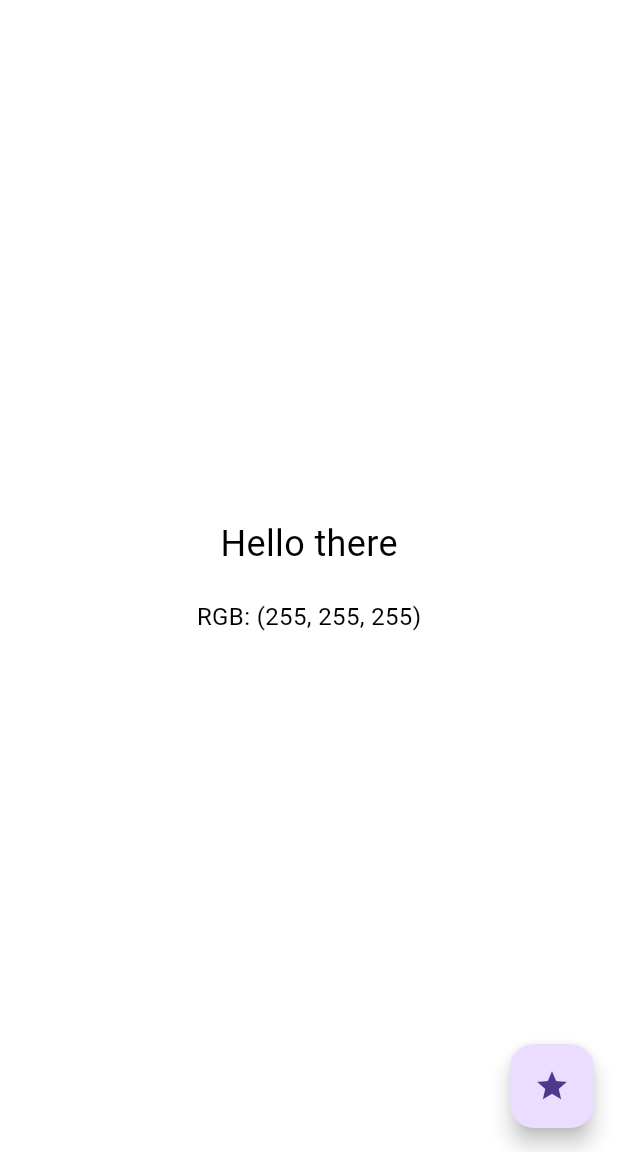
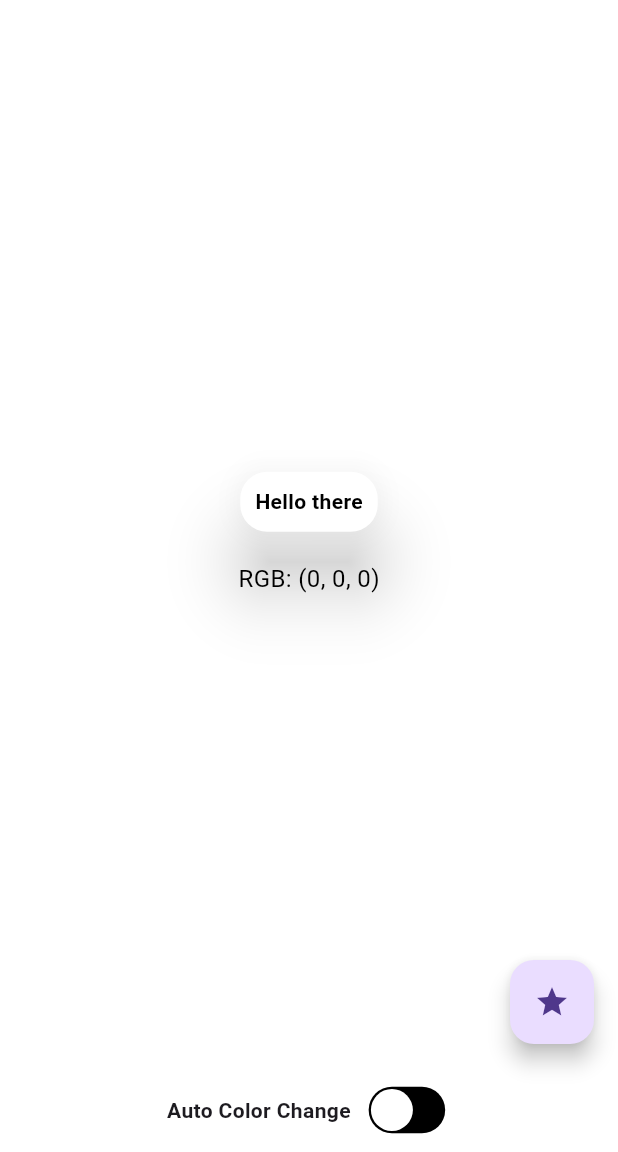
Before and after one commit to diopisemou/solid_color_test, a Flutter app: the screen it shows after launch, on a phone screen of 412 x 824 dp, the part 84-1236 px from its top. Run offline on Flutter 3.47's test engine with Material 3 defaults, Android fonts, the phone set to English and light mode, and no system bars; our stand-ins replace flutter_bloc, flutter_screenutil, freezed_annotation.

Commit message:
Add BloC capabilities and auto color change feature to the app.

```diff
--- /dev/null
+++ b/lib/app/presentation/color_changing_screen.dart
@@ -0,0 +1,112 @@
+import 'package:flutter/cupertino.dart';
+import 'package:flutter/material.dart';
+import 'package:flutter_bloc/flutter_bloc.dart';
+import 'package:solid_color_test/bloc/color_bloc.dart';
+import 'package:solid_color_test/bloc/color_event.dart';
+import 'package:solid_color_test/bloc/color_state.dart';
+
+/// ColorChangingScreen class
+class ColorChangingScreen extends StatelessWidget {
+  /// Constructor for ColorChangingScreen
+  const ColorChangingScreen({super.key});
+
+  @override
+  Widget build(BuildContext context) {
+    return BlocBuilder<ColorBloc, ColorState>(
+      builder: (context, state) {
+        if (state.isLoading) {
+          return const Scaffold(
+            body: Center(
+              child: CircularProgressIndicator(),
+            ),
+          );
+        }
+        return GestureDetector(
+            onTap: () =>
+                context.read<ColorBloc>().add(ColorEvent.changeColor()),
+            child: Scaffold(
+                appBar: AppBar(
+                  // TRY THIS: Try changing the color here to a specific color (to
+                  // Colors.amber, perhaps?) and trigger a hot reload to see the AppBar
+                  // change color while the other colors stay the same.
+                  backgroundColor: Theme.of(context).colorScheme.inversePrimary,
+                  // Here we take the value from the MyHomePage object that was created
+                  // by the App.build method, and use it to set our appbar title.
+                  title: Text(state.colorPageTile),
+                ),
+                backgroundColor: state.backgroundColor,
+                body: Center(
+                  child: Column(
+                    mainAxisAlignment: MainAxisAlignment.center,
+                    children: [
+                      Material(
+                          color: state.backgroundColor,
+                          borderRadius: BorderRadius.all(
+                            Radius.circular(18),
+                          ),
+                          elevation: 20,
+                          child: Container(
+                            padding: EdgeInsets.all(10),
+                            child: Text(
+                              "${state.greetMessage}",
+                              style: TextStyle(
+                                fontWeight: FontWeight.bold,
+                                color: state.textColor,
+                              ),
+                            ),
+                          )),
+                     SizedBox(height: 20),
+                      Text(
+                        'RGB: (${state.textColor.red}, '
+                        '${state.textColor.green}, ${state.textColor.blue})',
+                        style: TextStyle(
+                          fontSize: 16,
+                          color: state.textColor,
+                        ),
+                      ),
+                    ],
+                  ),
+                ),
+                floatingActionButton: FloatingActionButton(
+                  onPressed: () => context
+                      .read<ColorBloc>()
+                      .add(ColorEvent.clickForSurprise()),
+                  tooltip: 'Click for a surprise',
+                  child: const Icon(Icons.star),
+                ),
+                bottomNavigationBar: Container(
+                  color: Colors.white,
+                  height: 56,
+                  child: Row(children: [
+                    Expanded(
+                      child: Container(
+                        margin: const EdgeInsets.all(4),
+                        child: Row(
+                          mainAxisAlignment: MainAxisAlignment.center,
+                          children: [
+                            const Text(
+                              "Auto Color Change",
+                              style: TextStyle(fontWeight: FontWeight.bold),
+                            ),
+                            const SizedBox(
+                              width: 8,
+                            ),
+                            CupertinoSwitch(
+                              trackColor: Colors.black,
+                              value: state.triggerColorChange,
+                              onChanged: (bool value) {
+                                context
+                                .read<ColorBloc>()
+                                .add(ColorEvent.enableAutoChangeColorEvent());
+                              },
+                            )
+                          ],
+                        ),
+                      ),
+                    ),
+                  ]),
+                )));
+      },
+    );
+  }
+}
--- /dev/null
+++ b/lib/app/solid_random_color_app.dart
@@ -0,0 +1,38 @@
+import 'package:flutter/material.dart';
+import 'package:flutter_bloc/flutter_bloc.dart';
+import 'package:flutter_screenutil/flutter_screenutil.dart';
+import 'package:solid_color_test/app/presentation/color_changing_screen.dart';
+import 'package:solid_color_test/bloc/color_bloc.dart';
+
+/// SolidRandomColorApp class
+/// The root widget of the application.
+///
+/// This widget sets up the global configuration and provides the necessary
+/// dependencies for the app to function. It is responsible for initializing
+/// and configuring aspects like screen size adaptation, state management,
+/// and navigation.
+class SolidRandomColorApp extends StatelessWidget {
+  /// Constructor for SolidRandomColorApp
+  const SolidRandomColorApp({super.key});
+
+@override
+  Widget build(BuildContext context) {
+    return ScreenUtilInit(
+      designSize: const Size(375, 812),
+      minTextAdapt: true,
+      builder: (context, child) {
+        return BlocProvider(
+          create: (_) => ColorBloc(),
+          child: MaterialApp(
+            debugShowCheckedModeBanner: false,
+            title: 'Solid Random Color App',
+            theme: ThemeData(primarySwatch: Colors.blue,
+            useMaterial3: true,),
+            home: const ColorChangingScreen(),
+      ),
+        );
+      },
+    );
+  }
+
+}
--- /dev/null
+++ b/lib/bloc/color_event.dart
@@ -0,0 +1,25 @@
+// ignore_for_file: avoid_unused_parameters
+import 'package:freezed_annotation/freezed_annotation.dart';
+part 'color_event.freezed.dart';
+
+/// Represents events that can occur in the home page.
+/// It uses the freezed package to provide
+/// an immutable state management solution.
+@freezed
+// ignore: prefer_match_file_name
+class ColorEvent  with _$ColorEvent {
+  /// Factory constructor for initializing the color page state.
+  factory ColorEvent.init() = ColorEventInit;
+
+  /// Factory constructor for triggering a color change event.
+  factory ColorEvent.changeColor() = ChangeColorEvent;
+
+  /// Factory constructor for triggering automatically color change event.
+  factory ColorEvent.autoChangeColorEvent() = AutoChangeColorEvent ;
+
+  /// Factory constructor for triggering a color change event.
+  factory ColorEvent.enableAutoChangeColorEvent() = EnableAutoChangeColorEvent ;
+
+  /// Factory constructor for triggering a color change event.
+  factory ColorEvent.clickForSurprise() = ClickForSupriseEvent;
+}
--- /dev/null
+++ b/lib/bloc/color_state.dart
@@ -0,0 +1,32 @@
+// ignore_for_file: avoid_unused_parameters
+import 'package:flutter/material.dart';
+import 'package:freezed_annotation/freezed_annotation.dart';
+
+part 'color_state.freezed.dart';
+
+
+/// Represents the state of the color page.
+/// Includes properties for background color, text color, and loading status.
+/// It leverages freezed for immutable state management.
+@freezed
+class ColorState  with _$ColorState {
+  /// Getter to retrieve the data state of the color page.
+  ColorStateData get data => this as ColorStateData;
+
+
+  /// Internal constructor for creating state instances.
+  const ColorState._();
+
+  /// Factory constructor for creating a default or specific state.
+  /// Allows setting of background color, text color, and loading status,
+  /// with default values if not specified
+  ///
+  factory ColorState.data({
+    @Default(Colors.white) Color backgroundColor,
+    @Default(Colors.black) Color textColor,
+    @Default(false) bool isLoading,
+    @Default(false) bool triggerColorChange,
+    @Default('Hello there') String greetMessage,
+    @Default('Solid Random Color App') String colorPageTile,
+  }) = ColorStateData;
+}
--- a/lib/main.dart
+++ b/lib/main.dart
@@ -1,129 +1,9 @@
-import 'dart:math';
-import 'package:flutter/foundation.dart';
 import 'package:flutter/material.dart';
+import 'package:solid_color_test/app/solid_random_color_app.dart';
+import 'package:solid_color_test/utils/extension/orientation_extension.dart';
 
-void main() {
+Future<void> main() async {
+  WidgetsFlutterBinding.ensureInitialized();
+  await OrientationExtension.lockVertical();
   runApp(const SolidRandomColorApp());
 }
-
-/// SolidRandomColorApp class
-class SolidRandomColorApp extends StatelessWidget {
-  /// Constructor for SolidRandomColorApp
-  const SolidRandomColorApp({super.key});
-
-  @override
-  Widget build(BuildContext context) => MaterialApp(
-        title: 'Solid Random Color App',
-        theme: ThemeData(primarySwatch: Colors.blue,
-        useMaterial3: true,),
-        home: const ColorChangingScreen(title: 'Solid Random Color App'),
-      );
-}
-
-/// ColorChangingScreen class
-class ColorChangingScreen extends StatefulWidget {
-  /// Constructor for ColorChangingScreen
-  const ColorChangingScreen({required this.title, super.key});
-
-
-  ///Title property for the color changing page
-  final String title;
-  @override
-  State<ColorChangingScreen> createState() => _ColorChangingScreenState();
-
-  @override
-  void debugFillProperties(DiagnosticPropertiesBuilder properties) {
-    super.debugFillProperties(properties);
-    properties.add(StringProperty('title', title));
-  }
-}
-
-class _ColorChangingScreenState extends State<ColorChangingScreen> {
-  /// Maximum color value for RGB
-  static const int _maxColorValue = 256;
-  /// Initial greet message
-  static String _greetMessage = 'Hello there';
-  /// Initial background color
-  Color _backgroundColor = Colors.white;
-
-  /// Helper function to change the background color
-  void _changeBackgroundColor() {
-    setState(() {
-      _backgroundColor = _generateRandomColor();
-    });
-  }
-
-  /// Generate a random color using RGB values
-  Color _generateRandomColor() {
-    final random = Random();
-
-    return Color.fromRGBO(
-      random.nextInt(_maxColorValue),
-      random.nextInt(_maxColorValue),
-      random.nextInt(_maxColorValue),
-      1,
-    );
-  }
-
-  /// Determine text color based on background brightness for better contrast
-  Color _getTextColor(Color backgroundColor) =>
-      backgroundColor.computeLuminance() > 0.5 ? Colors.black : Colors.white;
-
-    void _clickForSurprise() {
-    setState(() {
-      // This call to setState tells the Flutter framework that something has
-      // changed in this State, which causes it to rerun the build method below
-      // so that the display can reflect the updated values. If we changed
-      // _counter without calling setState(), then the build method would not be
-      // called again, and so nothing would appear to happen.
-      _greetMessage = 'Surprise! A new color has appeared.';
-      _backgroundColor = _generateRandomColor();
-    });
-  }
-
-  @override
-  Widget build(BuildContext context) => GestureDetector(
-        onTap: _changeBackgroundColor,
-        child: Scaffold(
-          appBar: AppBar(
-          // TRY THIS: Try changing the color here to a specific color (to
-          // Colors.amber, perhaps?) and trigger a hot reload to see the AppBar
-          // change color while the other colors stay the same.
-          backgroundColor: Theme.of(context).colorScheme.inversePrimary,
-          // Here we take the value from the MyHomePage object that was created
-          // by the App.build method, and use it to set our appbar title.
-          title: Text(widget.title),
-        ),
-          backgroundColor: _backgroundColor,
-          body: Center(
-
-            child: Column(
-              mainAxisAlignment: MainAxisAlignment.center,
-              children: [
-                Text(
-                  _greetMessage,
-                  style: TextStyle(
-                    fontSize: 24,
-                    color: _getTextColor(_backgroundColor),
-                  ),
-                ),
-                const SizedBox(height: 20),
-                Text(
-                  'RGB: (${_backgroundColor.red}, '
-                  '${_backgroundColor.green}, ${_backgroundColor.blue})',
-                  style: TextStyle(
-                    fontSize: 16,
-                    color: _getTextColor(_backgroundColor),
-                  ),
-                ),
-              ],
-            ),
-          ),
-      floatingActionButton: FloatingActionButton(
-        onPressed: _clickForSurprise,
-        tooltip: 'Click for a surprise',
-        child: const Icon(Icons.star),
-      ),
-        ),
-      );
-}
--- /dev/null
+++ b/lib/utils/color_utils.dart
@@ -0,0 +1,38 @@
+import 'dart:math';
+import 'package:flutter/material.dart';
+
+/// Utility class for color operations.
+class ColorUtils {
+  /// Maximum value for a 24-bit RGB color.
+  ///
+  /// This constant represents the highest possible integer value
+  /// that can be used to define a color in the RGB color space.
+  /// It is used as the upper bound for generating random color values.
+  static const int maxRGBValue = 0xFFFFFF;
+
+  /// Generates and returns a random color.
+  ///
+  /// Uses Dart's Random class to generate a random integer, which is then
+  /// used to create a Color object with a random color value.
+  static Color getRandomColor() {
+    return Color((Random().nextDouble() * maxRGBValue).toInt())
+        .withOpacity(1.0);
+  }
+
+  /// Checks if there is sufficient contrast between two colors.
+  ///
+  /// The contrast is calculated based on the luminance of each color
+  /// and then compared to a standard contrast ratio.
+  /// Returns true if the contrast ratio is 4.5 or higher, which is considered
+  /// readable for normal text.
+  static bool hasSufficientContrast(Color bgColor, Color textColor) {
+    const minContrastRatioReadability = 4.5;
+    final bgLuminance = bgColor.computeLuminance();
+    final textLuminance = textColor.computeLuminance();
+    final contrastRatio = (bgLuminance > textLuminance)
+        ? (bgLuminance + 0.05) / (textLuminance + 0.05)
+        : (textLuminance + 0.05) / (bgLuminance + 0.05);
+
+    return contrastRatio >= minContrastRatioReadability;
+  }
+}
```
Also changed, not shown: analysis_options.yaml (+21 -0 lines), lib/bloc/color_bloc.dart (added, +118 -0 lines), lib/utils/extension/orientation_extension.dart (added, +40 -0 lines), pubspec.yaml (+7 -1 lines), lib/bloc/color_event.freezed.dart (added), lib/bloc/color_state.freezed.dart (added), pubspec.lock, 1 other file.
